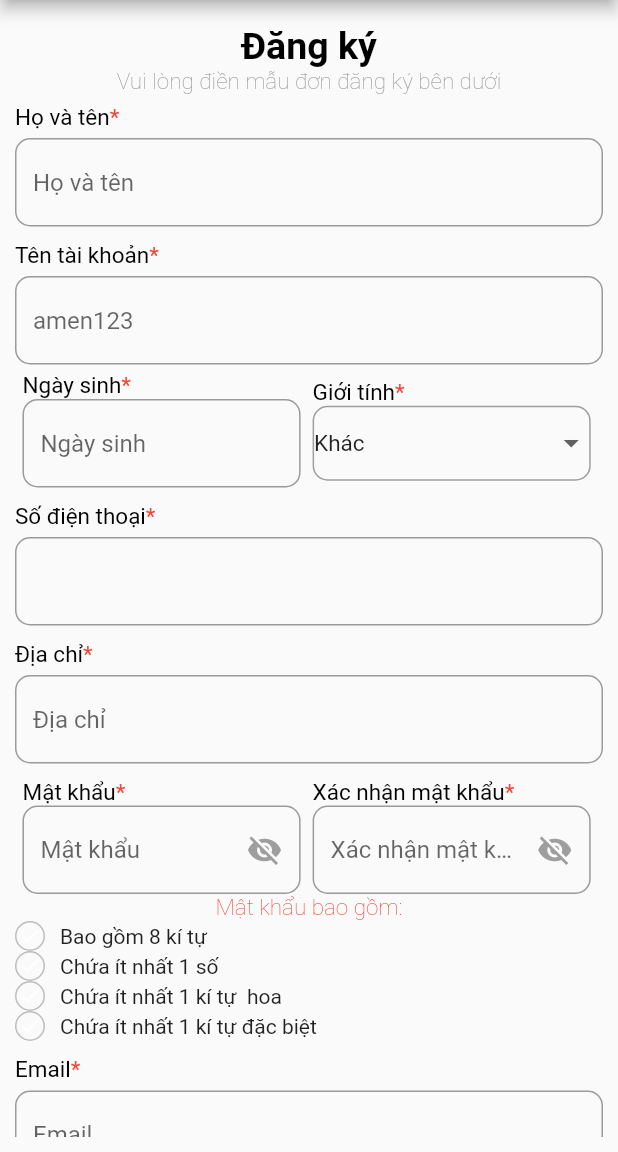
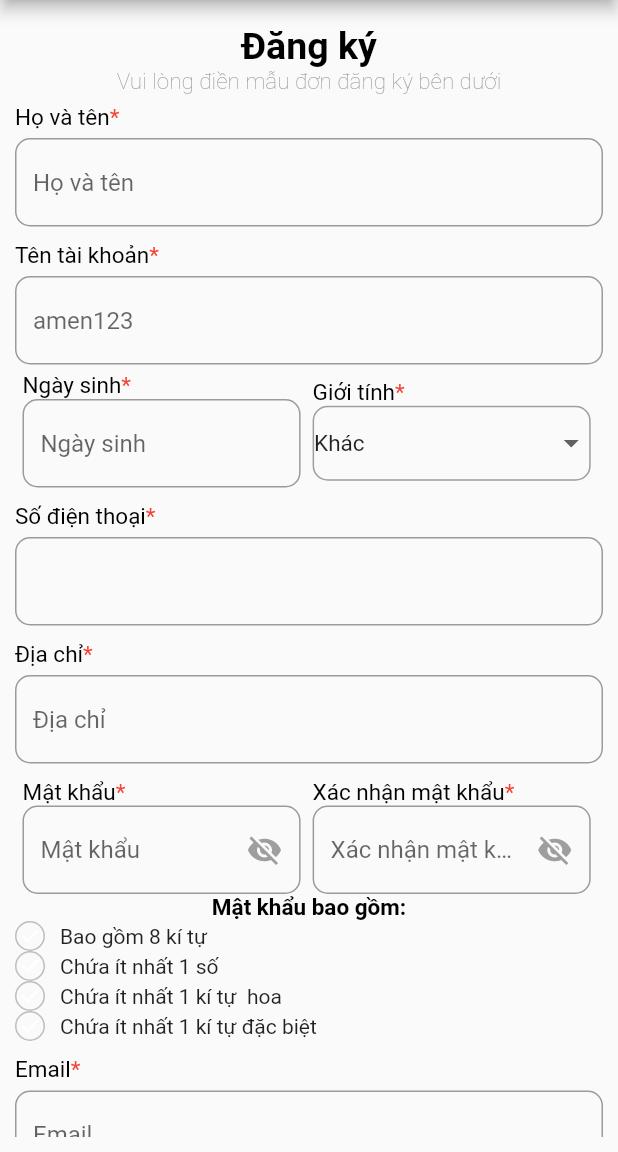
Before and after one commit to vandatgsts/HIT_BTL_FLUTTER, a Flutter app: the RegisterScreen screen opened by its route, on a phone screen of 412 x 824 dp, the part 84-1236 px from its top. Run offline on Flutter 3.47's test engine with Material 2 defaults, Android fonts, the phone set to English and light mode, and no system bars; our stand-ins replace cached_network_image, email_validator, flutter_cache_manager, flutter_screenutil, flutter_svg, geocoding and 5 more; missing offline and left inert: custom_info_window; accounts and stored records are empty; network calls fail; Roboto replaces fonts that are missing (SF-Pro-Display); project files that could hold a hidden picture were left out.

Commit message:
call API register

```diff
--- a/lib/UI/register/Screen/register_screen.dart
+++ b/lib/UI/register/Screen/register_screen.dart
@@ -1,12 +1,12 @@
 import 'package:btl_flutter/AppRouter/AppRouter.dart';
 import 'package:btl_flutter/UI/Widget/app_image_widget.dart';
 import 'package:btl_flutter/res/AppImage.dart';
+import 'package:email_validator/email_validator.dart';
 import 'package:flutter/material.dart';
 import 'package:flutter/services.dart';
-import 'package:flutter/src/widgets/framework.dart';
+import 'package:get/get.dart';
 import 'package:intl/intl.dart';
-import 'package:email_validator/email_validator.dart';
-import 'package:get/get.dart';
+
 import '../../../controller/register_controller.dart';
 
 class RegisterScreen extends GetView<RegisterController> {
@@ -36,7 +36,7 @@ class RegisterScreen extends GetView<RegisterController> {
                   children: [
                     Column(children: [
                       Container(
-                        padding: EdgeInsets.all(6),
+                        padding: const EdgeInsets.all(6),
                         child: const Column(
                           children: [
                             Text(
@@ -83,10 +83,12 @@ class RegisterScreen extends GetView<RegisterController> {
                         onPressed: () {
                           if (controller.formKey.currentState!.validate()) {
                             print("da nhap");
+                            controller.onPressRegister();
+                           ScaffoldMessenger.of(context).showSnackBar(SnackBar(content: Text(controller.message)));
                           } else {
                             print("Chua nhap");
                           }
-                          controller.validateEmail();
+
                         },
                         child: const Text("Tiếp theo"))
                   ],
@@ -161,13 +163,12 @@ class RegisterScreen extends GetView<RegisterController> {
   Container CheckPassword() {
     return Container(
       child: Column(
+        mainAxisAlignment: MainAxisAlignment.start,
         children: [
-          const SizedBox(
-            child: Text(
-              "Mật khẩu bao gồm:",
-              style: TextStyle(
-                  fontSize: 15, color: Colors.red, fontWeight: FontWeight.w100),
-            ),
+          const Text(
+            "Mật khẩu bao gồm:",
+            style: TextStyle(
+                fontSize: 15, color: Colors.black, fontWeight: FontWeight.bold),
           ),
           Row(
             children: [
@@ -359,8 +360,8 @@ class RegisterScreen extends GetView<RegisterController> {
                   )
                 ],
               ),
-              Obx(()=>
-                 TextFormField(
+              Obx(
+                () => TextFormField(
                   controller: controller.confirmPassWordController,
                   obscureText: controller.isVisibleConfirm.value,
                   decoration: InputDecoration(
@@ -491,7 +492,6 @@ class RegisterScreen extends GetView<RegisterController> {
   }
 
   Container DateAndGender(BuildContext context) {
-    String dropdownValue = "Khác";
     return Container(
       padding: const EdgeInsets.fromLTRB(5, 0, 0, 0),
       child: SizedBox(
@@ -529,11 +529,9 @@ class RegisterScreen extends GetView<RegisterController> {
                         lastDate: DateTime(2101));
                     if (pickedDate != null) {
                       String formattedDate =
-                          DateFormat("dd-MM-yyyy").format(pickedDate);
-                      {
-                        controller.dateController.text =
-                            formattedDate.toString();
-                      }
+                          DateFormat("yyyy-dd-MM").format(pickedDate);
+
+                      controller.dateController.text = formattedDate.toString();
                     } else {
                       print("Not select");
                     }
@@ -567,15 +565,14 @@ class RegisterScreen extends GetView<RegisterController> {
                 ],
               ),
               Container(
-                decoration:
-                    BoxDecoration(
-                      borderRadius: BorderRadius.circular(10),
-                      border: Border.all(color: Colors.grey,width: 1)),
-
-                child: DropdownButton<String>(
+                decoration: BoxDecoration(
+                    borderRadius: BorderRadius.circular(10),
+                    border: Border.all(color: Colors.grey, width: 1)),
+                child: Obx(
+                  () => DropdownButton<String>(
                     isExpanded: true,
                     underline: Container(),
-                    value: controller.dropdownValue,
+                    value: controller.gennerValue.value,
                     items: <String>['Khác', 'Nam', 'Nữ']
                         .map<DropdownMenuItem<String>>((String value) {
                       return DropdownMenuItem<String>(
@@ -587,8 +584,10 @@ class RegisterScreen extends GetView<RegisterController> {
                       );
                     }).toList(),
                     onChanged: (String? newValue) {
-                      dropdownValue = newValue!;
-                    }),
+                      controller.gennerValue.value = newValue!;
+                    },
+                  ),
+                ),
               ),
             ]),
           )
@@ -620,6 +619,7 @@ class RegisterScreen extends GetView<RegisterController> {
             height: 5,
           ),
           TextFormField(
+            controller: controller.userName,
             decoration: InputDecoration(
                 hintText: "amen123",
                 border: OutlineInputBorder(
--- a/pubspec.yaml
+++ b/pubspec.yaml
@@ -67,6 +67,7 @@ dev_dependencies:
   google_maps_webservice: ^0.0.20-nullsafety.5
   flutter_typeahead: ^4.6.2
   sn_progress_dialog: ^1.1.3
+  fluttertoast: ^8.2.2
 
 
 
```
Also changed, not shown: lib/call_API/post_api.dart (+33 -1 lines), lib/controller/register_controller.dart (+53 -2 lines), pubspec.lock.
